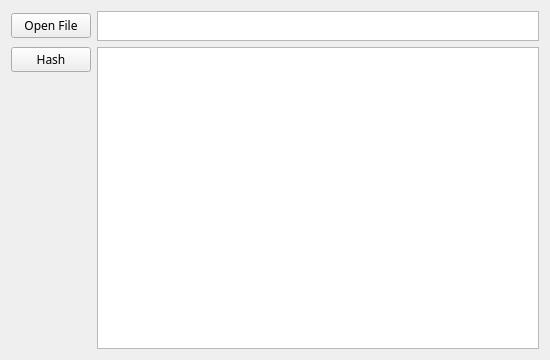
Above: ui/hash_window.ui from liyansong2018/ReverseWidget before the change. Below: the same form after it.
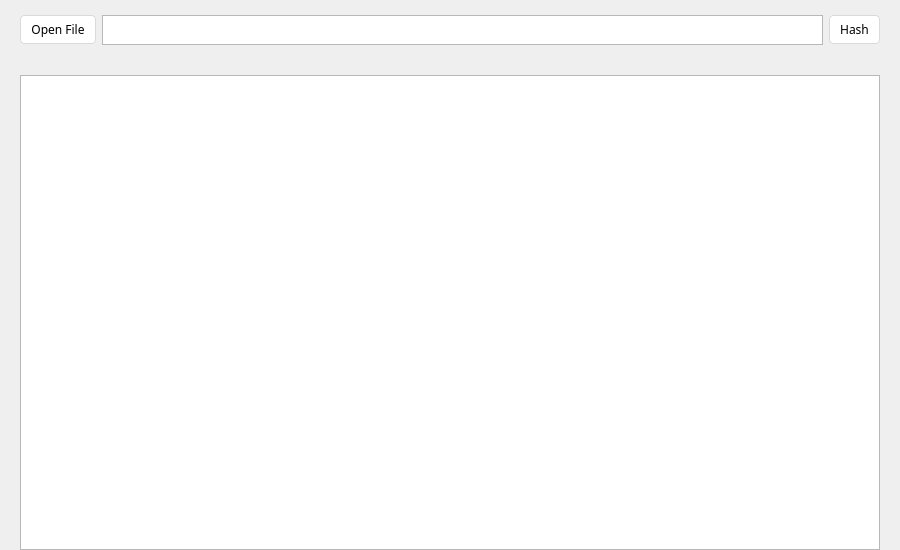
That is the form after the change. Icons and pictures are not drawn.

```diff
--- a/ui/hash_window.ui
+++ b/ui/hash_window.ui
@@ -6,8 +6,8 @@
    <rect>
     <x>0</x>
     <y>0</y>
-    <width>550</width>
-    <height>360</height>
+    <width>900</width>
+    <height>550</height>
    </rect>
   </property>
   <property name="windowTitle">
@@ -18,8 +18,88 @@
     <normaloff>resources/pictures/hacker.png</normaloff>resources/pictures/hacker.png</iconset>
   </property>
   <layout class="QGridLayout" name="gridLayout_2">
+   <property name="leftMargin">
+    <number>20</number>
+   </property>
+   <property name="topMargin">
+    <number>0</number>
+   </property>
+   <property name="rightMargin">
+    <number>20</number>
+   </property>
+   <property name="bottomMargin">
+    <number>0</number>
+   </property>
+   <property name="verticalSpacing">
+    <number>15</number>
+   </property>
    <item row="0" column="0">
+    <widget class="QGroupBox" name="groupBox">
+     <property name="maximumSize">
+      <size>
+       <width>16777215</width>
+       <height>60</height>
+      </size>
+     </property>
+     <property name="font">
+      <font>
+       <family>微软雅黑</family>
+      </font>
+     </property>
+     <property name="styleSheet">
+      <string notr="true">QGroupBox{
+	border:0px
+}
+QPushButton{
+	text-align:center;
+    text-decoration:none;
+    background:#ffffff;
+	/*color: #fff;*/
+    color:#000000;
+
+    padding: 5px 10px 5px 10px;
+    font-weight:light;
+    border-radius:4px;
+	border:1px solid #dadada;
+	white-space: nowrap;
+}
+
+QPushButton::checked,QPushButton::hover{
+	background-image: url(&quot;ui/resources/pictures/blue_menu.png&quot;);
+	color:#ffffff;
+	font-weight: bold;
+}</string>
+     </property>
+     <property name="title">
+      <string/>
+     </property>
     <layout class="QGridLayout" name="gridLayout">
+      <property name="leftMargin">
+       <number>0</number>
+      </property>
+      <property name="topMargin">
+       <number>0</number>
+      </property>
+      <property name="rightMargin">
+       <number>0</number>
+      </property>
+      <property name="bottomMargin">
+       <number>0</number>
+      </property>
+      <item row="0" column="0">
+       <widget class="QPushButton" name="openButton">
+        <property name="font">
+         <font>
+          <family>微软雅黑</family>
+          <underline>false</underline>
+          <strikeout>false</strikeout>
+         </font>
+        </property>
+        <property name="text">
+         <string>Open File</string>
+        </property>
+       </widget>
+      </item>
      <item row="0" column="1">
       <widget class="QTextEdit" name="textEdit">
        <property name="maximumSize">
@@ -35,25 +115,13 @@
        </property>
       </widget>
      </item>
-     <item row="1" column="1">
-      <widget class="QTextBrowser" name="textBrowser">
-       <property name="font">
-        <font>
-         <family>微软雅黑</family>
-        </font>
-       </property>
-       <property name="openExternalLinks">
-        <bool>true</bool>
-       </property>
-      </widget>
-     </item>
-     <item row="1" column="0">
-      <layout class="QVBoxLayout" name="verticalLayout_1">
-       <item>
+      <item row="0" column="2">
         <widget class="QPushButton" name="hashButton">
          <property name="font">
           <font>
            <family>微软雅黑</family>
+          <underline>false</underline>
+          <strikeout>false</strikeout>
           </font>
          </property>
          <property name="styleSheet">
@@ -64,38 +132,20 @@
          </property>
         </widget>
        </item>
-       <item>
-        <spacer name="verticalSpacer">
-         <property name="orientation">
-          <enum>Qt::Vertical</enum>
-         </property>
-         <property name="sizeHint" stdset="0">
-          <size>
-           <width>20</width>
-           <height>40</height>
-          </size>
-         </property>
-        </spacer>
-       </item>
-      </layout>
-     </item>
-     <item row="0" column="0">
-      <layout class="QVBoxLayout" name="verticalLayout_3">
-       <item>
-        <widget class="QPushButton" name="openButton">
+     </layout>
+    </widget>
+   </item>
+   <item row="1" column="0">
+    <widget class="QTextBrowser" name="textBrowser">
          <property name="font">
           <font>
            <family>微软雅黑</family>
           </font>
          </property>
-         <property name="text">
-          <string>Open File</string>
-         </property>
-        </widget>
-       </item>
-      </layout>
-     </item>
-    </layout>
+     <property name="openExternalLinks">
+      <bool>true</bool>
+     </property>
+    </widget>
    </item>
   </layout>
  </widget>
```
Lines whose indentation alone changed are shown as unchanged.
